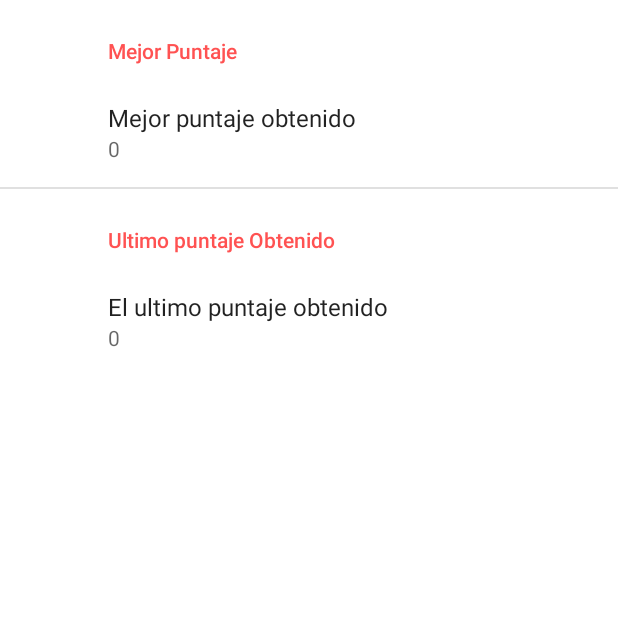
After one commit to Falcon109/SimonDice, an Android app: the SettingsActivity screen opened directly, with no data from a screen before it, on a phone screen of 412 x 824 dp, the top half of it. The commit adds this screen. Run offline under Robolectric (Android 15) with nearby library versions, the phone set to English and light mode, and no system bars; our stand-ins replace androidx.preference.

```diff
--- a/app/build.gradle
+++ b/app/build.gradle
@@ -33,6 +33,7 @@ dependencies {
     implementation 'androidx.appcompat:appcompat:1.6.1'
     implementation 'com.google.android.material:material:1.9.0'
     implementation 'androidx.constraintlayout:constraintlayout:2.1.4'
+    implementation 'androidx.preference:preference:1.2.0'
     testImplementation 'junit:junit:4.13.2'
     androidTestImplementation 'androidx.test.ext:junit:1.1.5'
     androidTestImplementation 'androidx.test.espresso:espresso-core:3.5.1'
--- a/app/src/main/AndroidManifest.xml
+++ b/app/src/main/AndroidManifest.xml
@@ -15,6 +15,10 @@
         android:theme="@style/Theme.SimonDice"
         tools:targetApi="31">
         <activity
+            android:name=".SettingsActivity"
+            android:exported="false"
+            android:label="@string/title_activity_settings" />
+        <activity
             android:name=".Perdiste"
             android:exported="false" />
         <activity
@@ -29,7 +33,7 @@
         <activity
             android:name=".ModoNormal"
             android:exported="false"
-            android:screenOrientation="portrait"></activity>
+            android:screenOrientation="portrait" />
     </application>
 
 </manifest>
--- /dev/null
+++ b/app/src/main/java/ariel/fuentes/simondice/SettingsActivity.java
@@ -0,0 +1,33 @@
+package ariel.fuentes.simondice;
+
+import android.os.Bundle;
+
+import androidx.appcompat.app.ActionBar;
+import androidx.appcompat.app.AppCompatActivity;
+import androidx.preference.PreferenceFragmentCompat;
+
+public class SettingsActivity extends AppCompatActivity {
+
+    @Override
+    protected void onCreate(Bundle savedInstanceState) {
+        super.onCreate(savedInstanceState);
+        setContentView(R.layout.settings_activity);
+        if (savedInstanceState == null) {
+            getSupportFragmentManager()
+                    .beginTransaction()
+                    .replace(R.id.settings, new SettingsFragment())
+                    .commit();
+        }
+        ActionBar actionBar = getSupportActionBar();
+        if (actionBar != null) {
+            actionBar.setDisplayHomeAsUpEnabled(true);
+        }
+    }
+
+    public static class SettingsFragment extends PreferenceFragmentCompat {
+        @Override
+        public void onCreatePreferences(Bundle savedInstanceState, String rootKey) {
+            setPreferencesFromResource(R.xml.root_preferences, rootKey);
+        }
+    }
+}
--- a/app/src/main/java/ariel/fuentes/simondice/Titulo_inicio.java
+++ b/app/src/main/java/ariel/fuentes/simondice/Titulo_inicio.java
@@ -21,7 +21,7 @@ public class Titulo_inicio extends AppCompatActivity {
         super.onCreate(savedInstanceState);
         setContentView(R.layout.activity_titulo_inicio);
 
-        mediaPlayer3 = MediaPlayer.create(this, R.raw.emotionalorchestra);
+        mediaPlayer3 = MediaPlayer.create(this, R.raw.lets_freaking_do_this);
         mediaPlayer3.setVolume(0.2f,0.2f);
         mediaPlayer3.setLooping(true);
         mediaPlayer3.start();
--- a/app/src/main/res/layout/activity_perdiste.xml
+++ b/app/src/main/res/layout/activity_perdiste.xml
@@ -87,7 +87,8 @@
             android:layout_width="277dp"
             android:layout_height="wrap_content"
             android:text="@string/btnReintentar"
-            app:cornerRadius="20dp" />
+            app:cornerRadius="20dp"
+            android:onClick="VolveraIntentarlo"/>
     </LinearLayout>
 
 </androidx.constraintlayout.widget.ConstraintLayout>
--- /dev/null
+++ b/app/src/main/res/layout/settings_activity.xml
@@ -0,0 +1,9 @@
+<LinearLayout xmlns:android="http://schemas.android.com/apk/res/android"
+    android:layout_width="match_parent"
+    android:layout_height="match_parent">
+
+    <FrameLayout
+        android:id="@+id/settings"
+        android:layout_width="match_parent"
+        android:layout_height="match_parent" />
+</LinearLayout>
--- a/app/src/main/res/values/strings.xml
+++ b/app/src/main/res/values/strings.xml
@@ -18,12 +18,12 @@
     <string name="contador">10</string>
     <string name="tiempo">00</string>
 
-    <string name="Arriba">Desplazamiento a Arriba</string>
-    <string name="Abajo">Desplazamiento a Abajo</string>
-    <string name="Derecha">Desplazamiento a Derecha</string>
-    <string name="Izquierda">Desplazamiento a Izquierda</string>
+    <string name="Arriba">Desliza el dedo hacia arriba</string>
+    <string name="Abajo">Desliza el dedo hacia abajo</string>
+    <string name="Derecha">Desliza el dedo hacia la derecha</string>
+    <string name="Izquierda">Desliza el dedo hacia la izquierda</string>
 
-    <string name="Agitado">El telefono se esta agitando</string>
+    <string name="Agitado">Agita el teléfono</string>
 
     <string name="Correcto">!BIEN¡</string>
     <string name="Incorrecto">Error</string>
@@ -34,5 +34,14 @@
     <string name="TuPuntaje">Tu puntaje es: </string>
     <string name="PuntajeObtenido">000</string>
     <string name="btnReintentar">¿Jugar Otra Vez?</string>
+    <string name="title_activity_settings">SettingsActivity</string>
+
+    <!-- Preference Titles -->
+    <string name="MejorPuntaje">Mejor Puntaje</string>
+    <string name="UltimoPuntaje">Ultimo puntaje Obtenido</string>
+
+    <!-- Messages Preferences -->
+    <string name="ElMejorPuntaje">Mejor puntaje obtenido</string>
+    <string name="ElUltimoPuntajeObtenido">El ultimo puntaje obtenido</string>
 
 </resources>
--- /dev/null
+++ b/app/src/main/res/xml/root_preferences.xml
@@ -0,0 +1,23 @@
+<PreferenceScreen xmlns:android="http://schemas.android.com/apk/res/android"
+    xmlns:app="http://schemas.android.com/apk/res-auto">
+
+    <PreferenceCategory app:title="@string/MejorPuntaje">
+
+        <EditTextPreference
+            app:defaultValue="0"
+            app:key="MejorPuntajeObtenido"
+            app:title="@string/ElMejorPuntaje"
+            app:useSimpleSummaryProvider="true" />
+
+    </PreferenceCategory>
+
+    <PreferenceCategory app:title="@string/UltimoPuntaje">
+        <EditTextPreference
+            android:singleLine="false"
+            android:title="@string/ElUltimoPuntajeObtenido"
+            app:defaultValue="0"
+            app:key="ElUltimoPuntajeObtenido"
+            app:useSimpleSummaryProvider="true" />
+    </PreferenceCategory>
+
+</PreferenceScreen>
```
Also changed, not shown: app/src/main/java/ariel/fuentes/simondice/ModoNormal.java (+123 -83 lines), app/src/main/java/ariel/fuentes/simondice/Perdiste.java (+28 -0 lines), app/src/main/res/layout/activity_modonormal.xml (+7 -7 lines), 7 other files.
